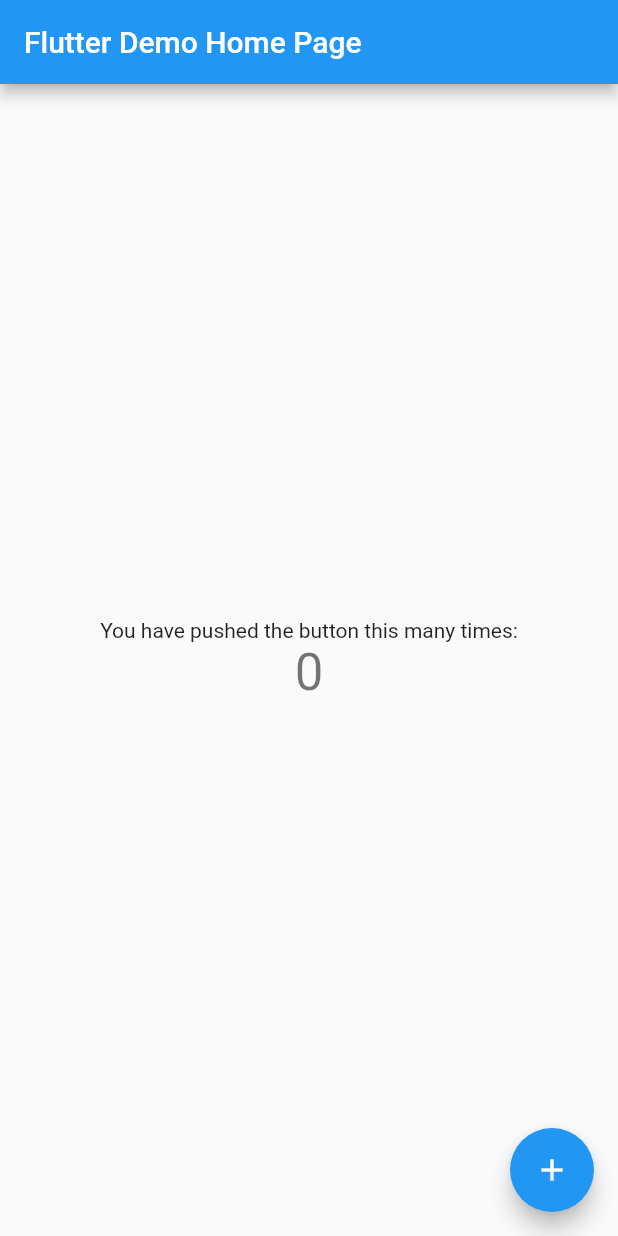
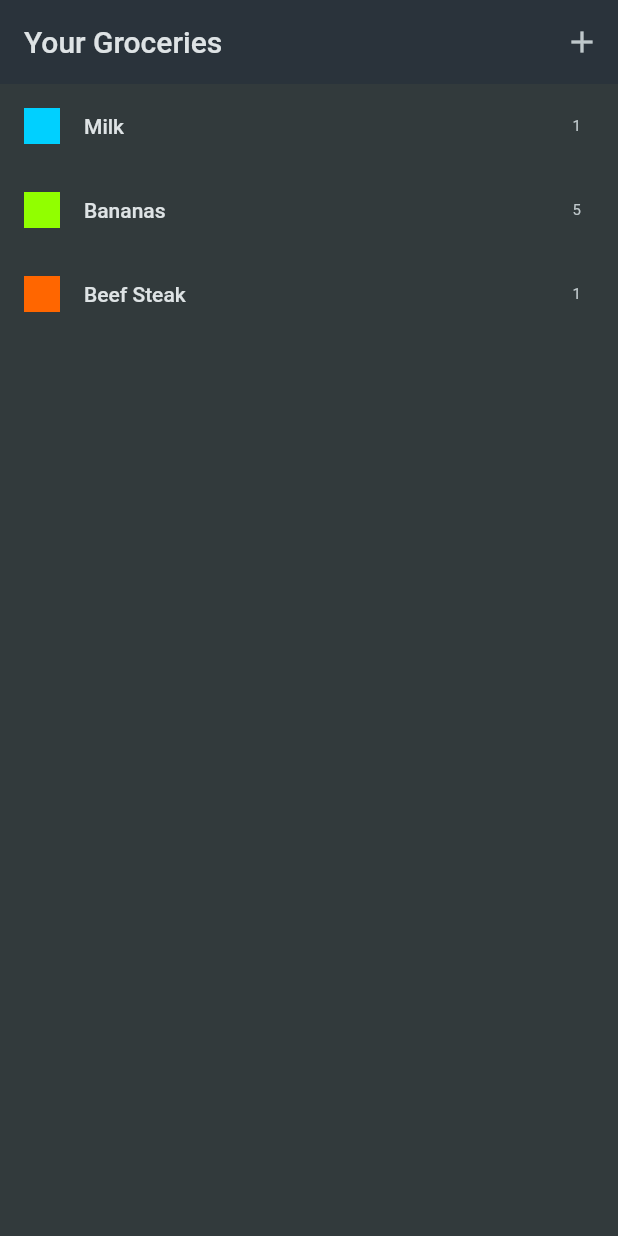
Before and after one commit to RAHUL-DAS-P/shop_app_forms, a Flutter app: the screen it shows after launch, on a phone screen of 412 x 824 dp. Run offline on Flutter 3.47's test engine with Material 2 defaults, Android fonts, the phone set to English and light mode, and no system bars.

Commit message:
adding newitem screen

```diff
--- a/lib/main.dart
+++ b/lib/main.dart
@@ -1,115 +1,27 @@
 import 'package:flutter/material.dart';
+import 'package:shop_app_forms/widgets/grocery_list.dart';
 
-void main() {
+void main(List<String> args) {
   runApp(const MyApp());
 }
 
 class MyApp extends StatelessWidget {
   const MyApp({super.key});
 
-  // This widget is the root of your application.
   @override
   Widget build(BuildContext context) {
     return MaterialApp(
-      title: 'Flutter Demo',
-      theme: ThemeData(
-        // This is the theme of your application.
-        //
-        // Try running your application with "flutter run". You'll see the
-        // application has a blue toolbar. Then, without quitting the app, try
-        // changing the primarySwatch below to Colors.green and then invoke
-        // "hot reload" (press "r" in the console where you ran "flutter run",
-        // or simply save your changes to "hot reload" in a Flutter IDE).
-        // Notice that the counter didn't reset back to zero; the application
-        // is not restarted.
-        primarySwatch: Colors.blue,
+      title: "Flutter Groceries",
+      theme: ThemeData.dark().copyWith(
+        useMaterial3: true,
+        colorScheme: ColorScheme.fromSeed(
+          seedColor: const Color.fromARGB(255, 147, 229, 250),
+          brightness: Brightness.dark,
+          surface: const Color.fromARGB(255, 42, 51, 59),
+        ),
+        scaffoldBackgroundColor: const Color.fromARGB(255, 50, 58, 60),
       ),
-      home: const MyHomePage(title: 'Flutter Demo Home Page'),
+      home: const GroceryList(),
     );
   }
 }
-
-class MyHomePage extends StatefulWidget {
-  const MyHomePage({super.key, required this.title});
-
-  // This widget is the home page of your application. It is stateful, meaning
-  // that it has a State object (defined below) that contains fields that affect
-  // how it looks.
-
-  // This class is the configuration for the state. It holds the values (in this
-  // case the title) provided by the parent (in this case the App widget) and
-  // used by the build method of the State. Fields in a Widget subclass are
-  // always marked "final".
-
-  final String title;
-
-  @override
-  State<MyHomePage> createState() => _MyHomePageState();
-}
-
-class _MyHomePageState extends State<MyHomePage> {
-  int _counter = 0;
-
-  void _incrementCounter() {
-    setState(() {
-      // This call to setState tells the Flutter framework that something has
-      // changed in this State, which causes it to rerun the build method below
-      // so that the display can reflect the updated values. If we changed
-      // _counter without calling setState(), then the build method would not be
-      // called again, and so nothing would appear to happen.
-      _counter++;
-    });
-  }
-
-  @override
-  Widget build(BuildContext context) {
-    // This method is rerun every time setState is called, for instance as done
-    // by the _incrementCounter method above.
-    //
-    // The Flutter framework has been optimized to make rerunning build methods
-    // fast, so that you can just rebuild anything that needs updating rather
-    // than having to individually change instances of widgets.
-    return Scaffold(
-      appBar: AppBar(
-        // Here we take the value from the MyHomePage object that was created by
-        // the App.build method, and use it to set our appbar title.
-        title: Text(widget.title),
-      ),
-      body: Center(
-        // Center is a layout widget. It takes a single child and positions it
-        // in the middle of the parent.
-        child: Column(
-          // Column is also a layout widget. It takes a list of children and
-          // arranges them vertically. By default, it sizes itself to fit its
-          // children horizontally, and tries to be as tall as its parent.
-          //
-          // Invoke "debug painting" (press "p" in the console, choose the
-          // "Toggle Debug Paint" action from the Flutter Inspector in Android
-          // Studio, or the "Toggle Debug Paint" command in Visual Studio Code)
-          // to see the wireframe for each widget.
-          //
-          // Column has various properties to control how it sizes itself and
-          // how it positions its children. Here we use mainAxisAlignment to
-          // center the children vertically; the main axis here is the vertical
-          // axis because Columns are vertical (the cross axis would be
-          // horizontal).
-          mainAxisAlignment: MainAxisAlignment.center,
-          children: <Widget>[
-            const Text(
-              'You have pushed the button this many times:',
-            ),
-            Text(
-              '$_counter',
-              style: Theme.of(context).textTheme.headlineMedium,
-            ),
-          ],
-        ),
-      ),
-      floatingActionButton: FloatingActionButton(
-        onPressed: _incrementCounter,
-        tooltip: 'Increment',
-        child: const Icon(Icons.add),
-      ), // This trailing comma makes auto-formatting nicer for build methods.
-    );
-  }
-}
--- /dev/null
+++ b/lib/widgets/grocery_list.dart
@@ -0,0 +1,49 @@
+import 'package:flutter/material.dart';
+import 'package:shop_app_forms/widgets/new_item.dart';
+import '../data/dummy_items.dart';
+
+class GroceryList extends StatefulWidget {
+  const GroceryList({super.key});
+
+  @override
+  State<GroceryList> createState() => _GroceryListState();
+}
+
+class _GroceryListState extends State<GroceryList> {
+  void _additem() {
+    Navigator.of(context).push(
+      MaterialPageRoute(
+        builder: ((context) => const NewItem()),
+      ),
+    );
+  }
+
+  @override
+  Widget build(BuildContext context) {
+    return Scaffold(
+      appBar: AppBar(
+        title: const Text("Your Groceries"),
+        actions: [
+          IconButton(
+            onPressed: _additem,
+            icon: const Icon(Icons.add),
+          )
+        ],
+      ),
+      body: ListView.builder(
+        itemCount: groceryItems.length,
+        itemBuilder: (ctx, i) => ListTile(
+          title: Text(groceryItems[i].name),
+          leading: Container(
+            width: 24,
+            height: 24,
+            color: groceryItems[i].category.color,
+          ),
+          trailing: Text(
+            groceryItems[i].quantity.toString(),
+          ),
+        ),
+      ),
+    );
+  }
+}
```
Also changed, not shown: lib/widgets/new_item.dart (added, +22 -0 lines), 1 other file.
